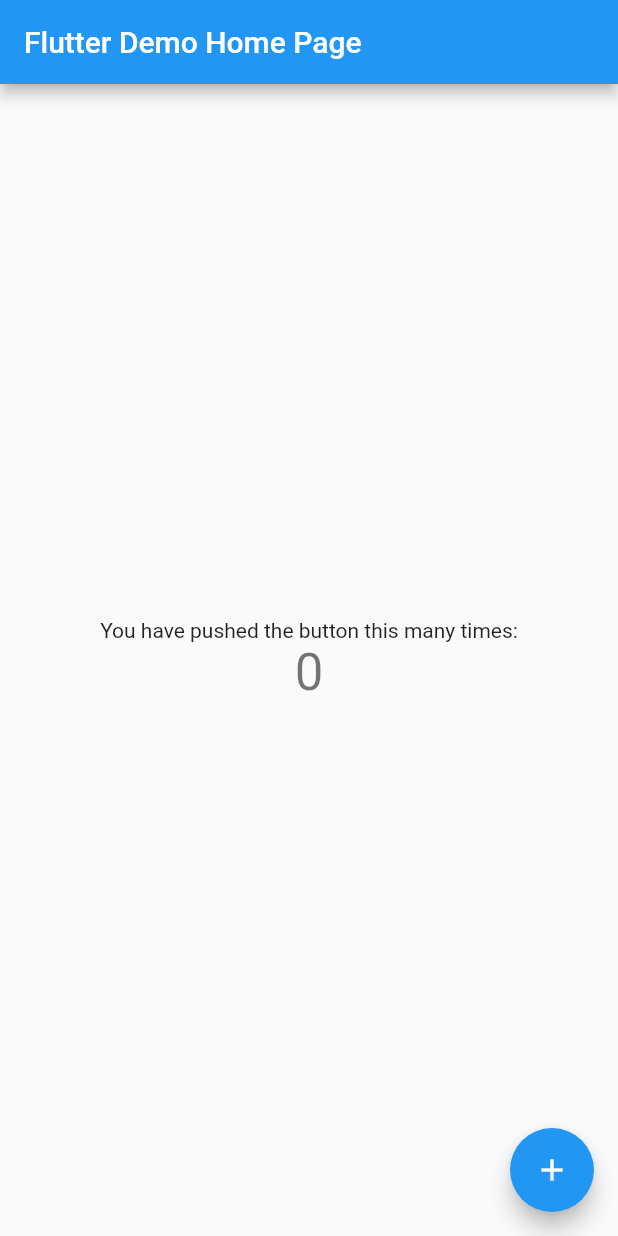
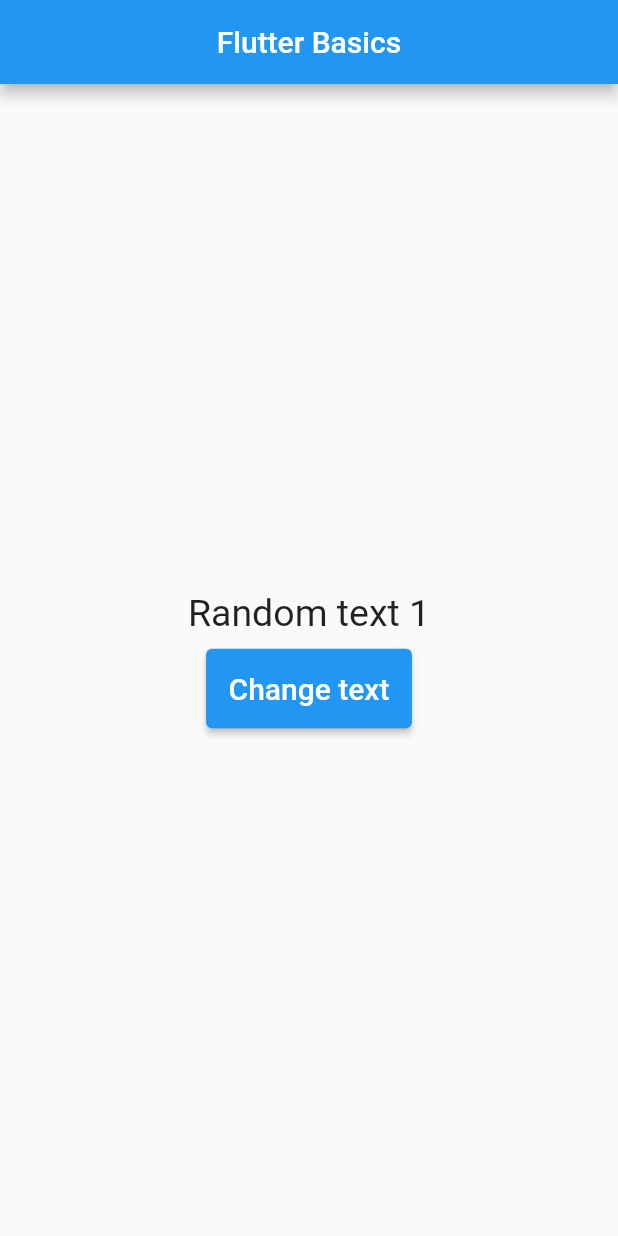
Before and after one commit to mauricio-hartmann/flutter_course, a Flutter app: the screen it shows after launch, on a phone screen of 412 x 824 dp. Run offline on Flutter 3.47's test engine with Material 2 defaults, Android fonts, the phone set to English and light mode, and no system bars.

Commit message:
First project created

```diff
--- a/basics/lib/main.dart
+++ b/basics/lib/main.dart
@@ -1,115 +1,4 @@
+import 'package:basics/widgets/app.dart';
 import 'package:flutter/material.dart';
 
-void main() {
-  runApp(const MyApp());
-}
-
-class MyApp extends StatelessWidget {
-  const MyApp({super.key});
-
-  // This widget is the root of your application.
-  @override
-  Widget build(BuildContext context) {
-    return MaterialApp(
-      title: 'Flutter Demo',
-      theme: ThemeData(
-        // This is the theme of your application.
-        //
-        // Try running your application with "flutter run". You'll see the
-        // application has a blue toolbar. Then, without quitting the app, try
-        // changing the primarySwatch below to Colors.green and then invoke
-        // "hot reload" (press "r" in the console where you ran "flutter run",
-        // or simply save your changes to "hot reload" in a Flutter IDE).
-        // Notice that the counter didn't reset back to zero; the application
-        // is not restarted.
-        primarySwatch: Colors.blue,
-      ),
-      home: const MyHomePage(title: 'Flutter Demo Home Page'),
-    );
-  }
-}
-
-class MyHomePage extends StatefulWidget {
-  const MyHomePage({super.key, required this.title});
-
-  // This widget is the home page of your application. It is stateful, meaning
-  // that it has a State object (defined below) that contains fields that affect
-  // how it looks.
-
-  // This class is the configuration for the state. It holds the values (in this
-  // case the title) provided by the parent (in this case the App widget) and
-  // used by the build method of the State. Fields in a Widget subclass are
-  // always marked "final".
-
-  final String title;
-
-  @override
-  State<MyHomePage> createState() => _MyHomePageState();
-}
-
-class _MyHomePageState extends State<MyHomePage> {
-  int _counter = 0;
-
-  void _incrementCounter() {
-    setState(() {
-      // This call to setState tells the Flutter framework that something has
-      // changed in this State, which causes it to rerun the build method below
-      // so that the display can reflect the updated values. If we changed
-      // _counter without calling setState(), then the build method would not be
-      // called again, and so nothing would appear to happen.
-      _counter++;
-    });
-  }
-
-  @override
-  Widget build(BuildContext context) {
-    // This method is rerun every time setState is called, for instance as done
-    // by the _incrementCounter method above.
-    //
-    // The Flutter framework has been optimized to make rerunning build methods
-    // fast, so that you can just rebuild anything that needs updating rather
-    // than having to individually change instances of widgets.
-    return Scaffold(
-      appBar: AppBar(
-        // Here we take the value from the MyHomePage object that was created by
-        // the App.build method, and use it to set our appbar title.
-        title: Text(widget.title),
-      ),
-      body: Center(
-        // Center is a layout widget. It takes a single child and positions it
-        // in the middle of the parent.
-        child: Column(
-          // Column is also a layout widget. It takes a list of children and
-          // arranges them vertically. By default, it sizes itself to fit its
-          // children horizontally, and tries to be as tall as its parent.
-          //
-          // Invoke "debug painting" (press "p" in the console, choose the
-          // "Toggle Debug Paint" action from the Flutter Inspector in Android
-          // Studio, or the "Toggle Debug Paint" command in Visual Studio Code)
-          // to see the wireframe for each widget.
-          //
-          // Column has various properties to control how it sizes itself and
-          // how it positions its children. Here we use mainAxisAlignment to
-          // center the children vertically; the main axis here is the vertical
-          // axis because Columns are vertical (the cross axis would be
-          // horizontal).
-          mainAxisAlignment: MainAxisAlignment.center,
-          children: <Widget>[
-            const Text(
-              'You have pushed the button this many times:',
-            ),
-            Text(
-              '$_counter',
-              style: Theme.of(context).textTheme.headline4,
-            ),
-          ],
-        ),
-      ),
-      floatingActionButton: FloatingActionButton(
-        onPressed: _incrementCounter,
-        tooltip: 'Increment',
-        child: const Icon(Icons.add),
-      ), // This trailing comma makes auto-formatting nicer for build methods.
-    );
-  }
-}
+void main() => runApp(const App());
--- /dev/null
+++ b/basics/lib/widgets/app.dart
@@ -0,0 +1,58 @@
+import 'dart:math';
+
+import 'package:basics/widgets/app_text.dart';
+import 'package:basics/widgets/text_control.dart';
+import 'package:flutter/material.dart';
+
+class App extends StatelessWidget {
+  const App({super.key});
+
+  @override
+  Widget build(BuildContext context) {
+    return MaterialApp(
+      home: Scaffold(
+        appBar: AppBar(
+          title: const Text('Flutter Basics'),
+          centerTitle: true,
+        ),
+        body: _Home(),
+      ),
+    );
+  }
+}
+
+class _Home extends StatefulWidget {
+  @override
+  State<_Home> createState() => __HomeState();
+}
+
+class __HomeState extends State<_Home> {
+  final _random = Random();
+  static const _texts = [
+    'Random text 1',
+    'Random text 2',
+    'Random text 3',
+    'Random text 4',
+  ];
+
+  var _textIndex = 0;
+
+  void _changeText() {
+    var randomIndex = _random.nextInt(4);
+    setState(() => _textIndex = randomIndex);
+  }
+
+  @override
+  Widget build(BuildContext context) {
+    return Center(
+      child: Column(
+        mainAxisAlignment: MainAxisAlignment.center,
+        children: [
+          AppText(_texts[_textIndex]),
+          const SizedBox(height: 9.0),
+          TextControl(_changeText),
+        ],
+      ),
+    );
+  }
+}
--- /dev/null
+++ b/basics/lib/widgets/app_text.dart
@@ -0,0 +1,15 @@
+import 'package:flutter/cupertino.dart';
+
+class AppText extends StatelessWidget {
+  final String text;
+
+  const AppText(this.text);
+
+  @override
+  Widget build(BuildContext context) {
+    return Text(
+      text,
+      style: const TextStyle(fontSize: 25.0),
+    );
+  }
+}
--- /dev/null
+++ b/basics/lib/widgets/text_control.dart
@@ -0,0 +1,23 @@
+import 'package:flutter/material.dart';
+
+class TextControl extends StatelessWidget {
+  final VoidCallback onClick;
+
+  const TextControl(this.onClick);
+
+  @override
+  Widget build(BuildContext context) {
+    return ElevatedButton(
+      onPressed: onClick,
+      style: ElevatedButton.styleFrom(
+        padding: const EdgeInsets.all(15.0),
+      ),
+      child: const Text(
+        'Change text',
+        style: TextStyle(
+          fontSize: 20.0,
+        ),
+      ),
+    );
+  }
+}
```
Also changed, not shown: basics/pubspec.yaml (+1 -72 lines), 1 other file.
